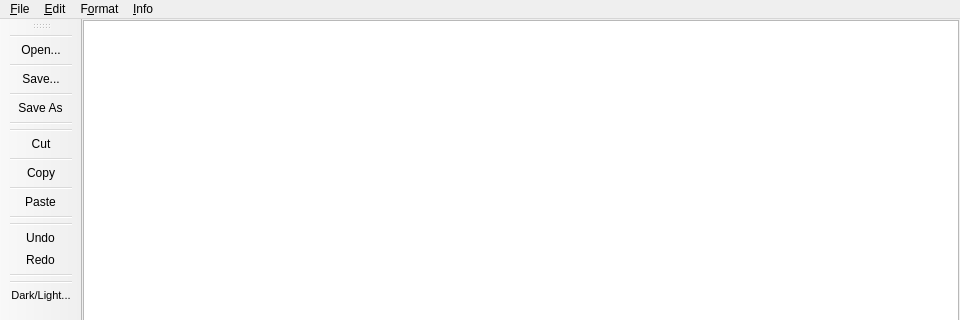
Above: ui/main.ui from oron-sinaa/text-editor-qt before the change; both pictures show x 0 to 960 and y 0 to 320 of the 960 by 557 pixel window. Below: the same form after it.
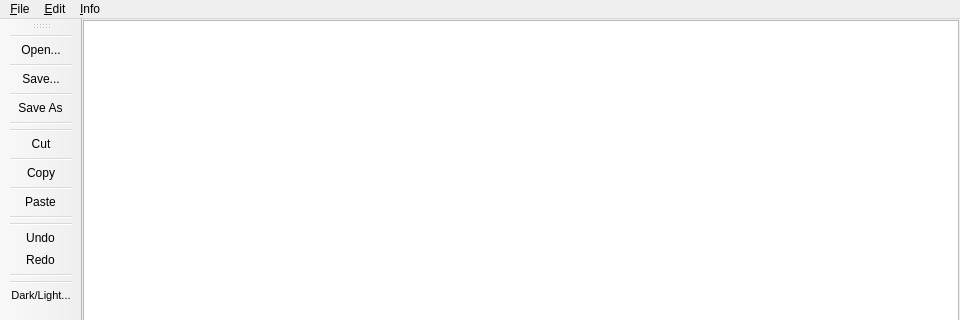
That is the form after the change. Icons and pictures are not drawn.

Commit message: replaced about dialog, finalized basic

Diff of the .ui file:
```diff
--- a/ui/main.ui
+++ b/ui/main.ui
@@ -67,12 +67,6 @@
     <addaction name="actionUndo_2"/>
     <addaction name="actionRedo_2"/>
    </widget>
-   <widget class="QMenu" name="menuF_ormat">
-    <property name="title">
-     <string>F&amp;ormat</string>
-    </property>
-    <addaction name="actionColored_text"/>
-   </widget>
    <widget class="QMenu" name="menu_About">
     <property name="title">
      <string>&amp;Info</string>
@@ -81,7 +75,6 @@
    </widget>
    <addaction name="menu_File"/>
    <addaction name="menu_Edit"/>
-   <addaction name="menuF_ormat"/>
    <addaction name="menu_About"/>
   </widget>
   <widget class="QToolBar" name="toolBar">
```
Left out of the diff: 28 changed lines with no effect on the pictures. The commit also changes 4 other files.
